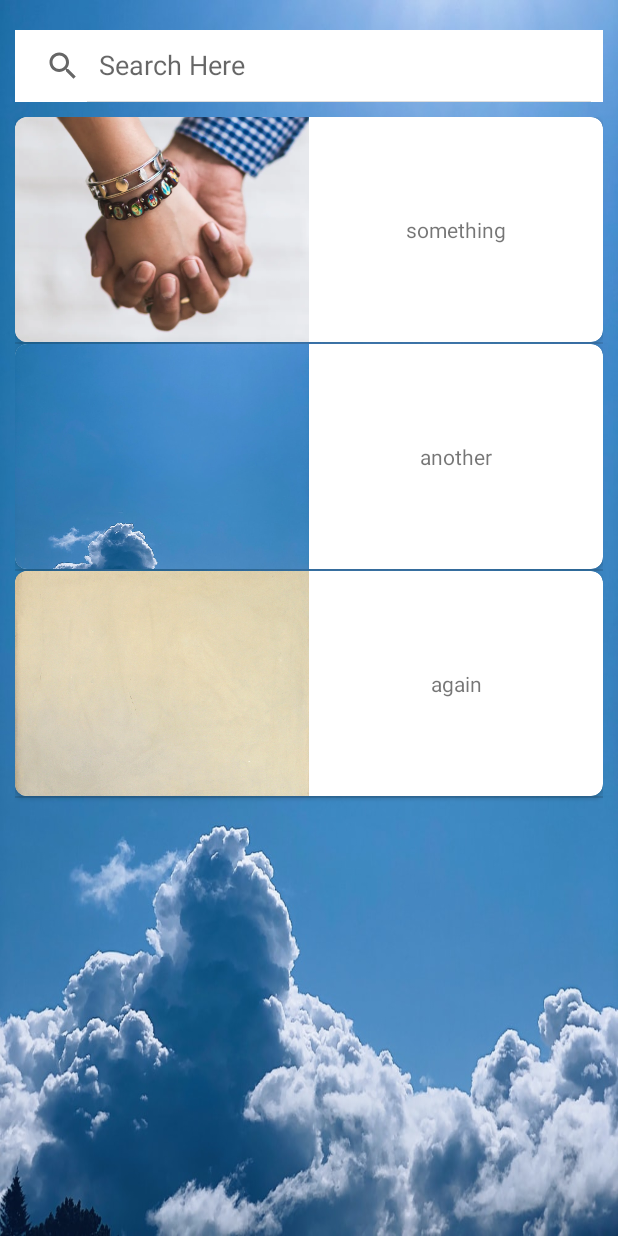
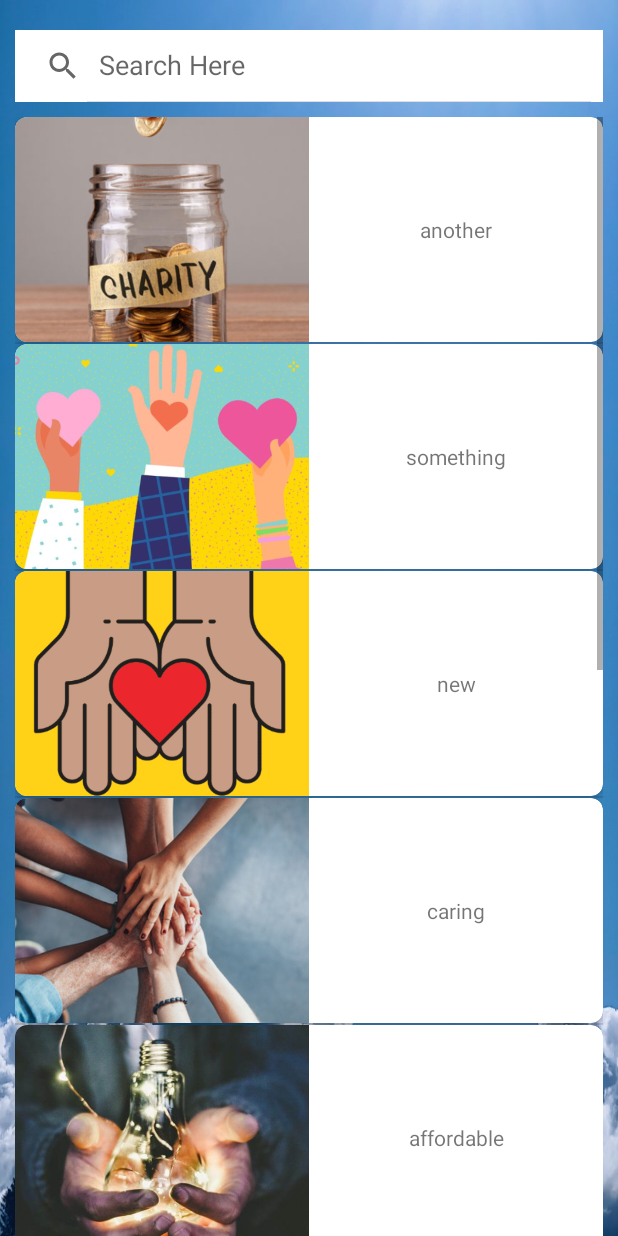
Before and after one commit to n2dah/HCI_Project, an Android app: the SearchActivity screen opened directly, with no data from a screen before it, on a phone screen of 412 x 824 dp. Run offline under Robolectric (Android 15) with nearby library versions, the light colour scheme and no system bars; Roboto replaces fonts that are not available here.

Commit message:
charity entries

```diff
--- a/app/src/main/java/com/example/hci_project/SearchActivity.java
+++ b/app/src/main/java/com/example/hci_project/SearchActivity.java
@@ -38,9 +38,17 @@ public class SearchActivity extends AppCompatActivity {
 
         searchView = findViewById(R.id.search_bar);
         final ListView listView = findViewById(R.id.myList);
-        items.add(new Charities("something", R.drawable.holdinghands));
-        items.add(new Charities("another", R.drawable.clouds));
-        items.add(new Charities("again", R.drawable.offwhite));
+        items.add(new Charities("another", R.drawable.charity1));
+        items.add(new Charities("something", R.drawable.charity2));
+        items.add(new Charities("new", R.drawable.charity3));
+        items.add(new Charities("caring", R.drawable.charity4));
+        items.add(new Charities("affordable", R.drawable.charity5));
+        items.add(new Charities("old", R.drawable.charity6));
+        items.add(new Charities("another", R.drawable.charity7));
+        items.add(new Charities("finding", R.drawable.charity8));
+        items.add(new Charities("helping", R.drawable.charity9));
+        items.add(new Charities("testing", R.drawable.holdinghands));
+
 
         listView.setAdapter(new MyAdapter(SearchActivity.this, R.layout.my_list_item, items));
 
```
Also changed, not shown: app/src/main/res/drawable/charity1.PNG (added), app/src/main/res/drawable/charity2.PNG (added), app/src/main/res/drawable/charity3.PNG (added), app/src/main/res/drawable/charity4.PNG (added), app/src/main/res/drawable/charity5.PNG (added), app/src/main/res/drawable/charity6.PNG (added), app/src/main/res/drawable/charity7.PNG (added), app/src/main/res/drawable/charity8.PNG (added), app/src/main/res/drawable/charity9.PNG (added).
